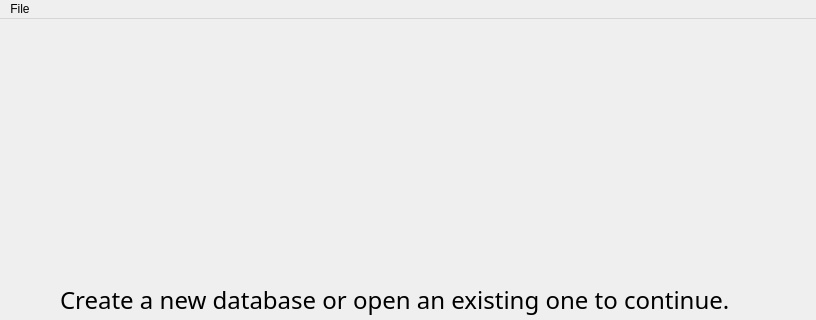
Before: the Qt Designer form src/ui/passzero.ui in raydwaipayan/pass-zero, drawn with Qt 5; both pictures show x 0 to 816 and y 0 to 320 of the 816 by 635 pixel window.
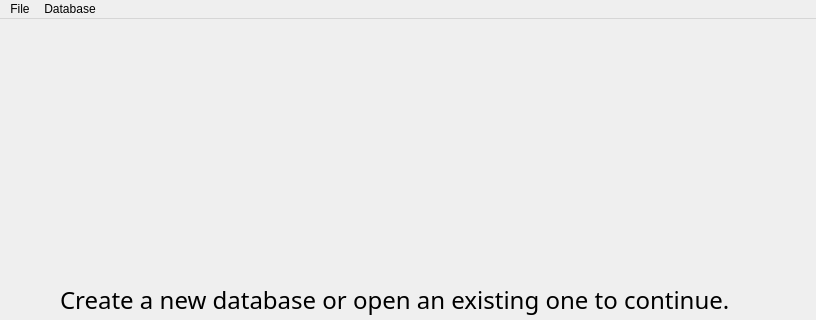
After: the same form once the commit is applied.

The edit to the form file:
```diff
--- a/src/ui/passzero.ui
+++ b/src/ui/passzero.ui
@@ -203,7 +203,15 @@
     <addaction name="actionExit"/>
     <addaction name="separator"/>
    </widget>
+   <widget class="QMenu" name="menuDatabase">
+    <property name="title">
+     <string>Database</string>
+    </property>
+    <addaction name="actionChange_Master_Key"/>
+    <addaction name="actionRotate_Database_keys"/>
+   </widget>
    <addaction name="menuFile"/>
+   <addaction name="menuDatabase"/>
   </widget>
   <widget class="QStatusBar" name="statusbar"/>
   <action name="actionNew">
```
Left out of the diff: 16 changed lines with no effect on the pictures.
